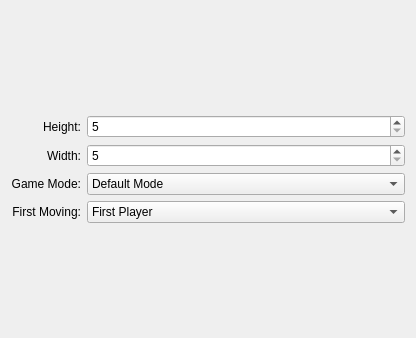
Old version of the form ui/newgamewidget.ui in the repository Ignotus/kdots.
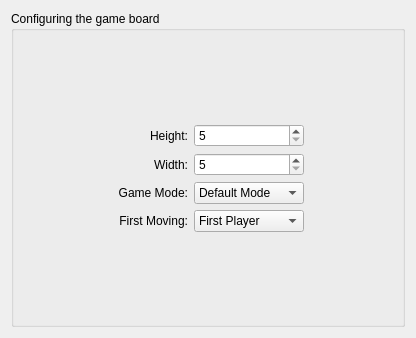
New version of the form. Custom widgets are drawn as their Qt base class.

```diff
--- a/ui/newgamewidget.ui
+++ b/ui/newgamewidget.ui
@@ -14,7 +14,13 @@
    <string>New Game</string>
   </property>
   <layout class="QGridLayout" name="gridLayout_2">
-   <item row="3" column="1">
+   <item row="0" column="0" colspan="3">
+    <widget class="QGroupBox" name="groupBox">
+     <property name="title">
+      <string>Configuring the game board</string>
+     </property>
+     <layout class="QGridLayout" name="gridLayout">
+      <item row="4" column="3">
     <widget class="KComboBox" name="GameMode">
      <property name="autoCompletion">
       <bool>false</bool>
@@ -31,54 +37,7 @@
      </item>
     </widget>
    </item>
-   <item row="1" column="0">
-    <widget class="QLabel" name="label">
-     <property name="text">
-      <string>Height:</string>
-     </property>
-     <property name="alignment">
-      <set>Qt::AlignRight|Qt::AlignTrailing|Qt::AlignVCenter</set>
-     </property>
-    </widget>
-   </item>
-   <item row="5" column="1">
-    <spacer name="horizontalSpacer">
-     <property name="orientation">
-      <enum>Qt::Horizontal</enum>
-     </property>
-     <property name="sizeHint" stdset="0">
-      <size>
-       <width>40</width>
-       <height>20</height>
-      </size>
-     </property>
-    </spacer>
-   </item>
-   <item row="2" column="1">
-    <widget class="QSpinBox" name="WidthSpinBox">
-     <property name="minimum">
-      <number>5</number>
-     </property>
-     <property name="maximum">
-      <number>40</number>
-     </property>
-    </widget>
-   </item>
-   <item row="4" column="1">
-    <widget class="KComboBox" name="FirstMoving">
-     <item>
-      <property name="text">
-       <string>First Player</string>
-      </property>
-     </item>
-     <item>
-      <property name="text">
-       <string>Second Player</string>
-      </property>
-     </item>
-    </widget>
-   </item>
-   <item row="5" column="0">
+      <item row="6" column="1">
     <spacer name="verticalSpacer">
      <property name="orientation">
       <enum>Qt::Vertical</enum>
@@ -91,7 +50,33 @@
      </property>
     </spacer>
    </item>
-   <item row="4" column="0">
+      <item row="5" column="0">
+       <spacer name="horizontalSpacer_2">
+        <property name="orientation">
+         <enum>Qt::Horizontal</enum>
+        </property>
+        <property name="sizeHint" stdset="0">
+         <size>
+          <width>40</width>
+          <height>20</height>
+         </size>
+        </property>
+       </spacer>
+      </item>
+      <item row="5" column="4">
+       <spacer name="horizontalSpacer">
+        <property name="orientation">
+         <enum>Qt::Horizontal</enum>
+        </property>
+        <property name="sizeHint" stdset="0">
+         <size>
+          <width>40</width>
+          <height>20</height>
+         </size>
+        </property>
+       </spacer>
+      </item>
+      <item row="5" column="1">
     <widget class="QLabel" name="label_4">
      <property name="text">
       <string>First Moving:</string>
@@ -101,7 +86,7 @@
      </property>
     </widget>
    </item>
-   <item row="3" column="0">
+      <item row="4" column="1">
     <widget class="QLabel" name="label_3">
      <property name="text">
       <string>Game Mode:</string>
@@ -111,7 +96,7 @@
      </property>
     </widget>
    </item>
-   <item row="1" column="1">
+      <item row="1" column="3">
     <widget class="QSpinBox" name="HeightSpinBox">
      <property name="minimum">
       <number>5</number>
@@ -121,7 +106,31 @@
      </property>
     </widget>
    </item>
-   <item row="2" column="0">
+      <item row="3" column="3">
+       <widget class="QSpinBox" name="WidthSpinBox">
+        <property name="minimum">
+         <number>5</number>
+        </property>
+        <property name="maximum">
+         <number>40</number>
+        </property>
+       </widget>
+      </item>
+      <item row="5" column="3">
+       <widget class="KComboBox" name="FirstMoving">
+        <item>
+         <property name="text">
+          <string>First Player</string>
+         </property>
+        </item>
+        <item>
+         <property name="text">
+          <string>Second Player</string>
+         </property>
+        </item>
+       </widget>
+      </item>
+      <item row="3" column="0" colspan="2">
     <widget class="QLabel" name="label_2">
      <property name="text">
       <string>Width:</string>
@@ -131,7 +140,17 @@
      </property>
     </widget>
    </item>
-   <item row="0" column="0">
+      <item row="1" column="1">
+       <widget class="QLabel" name="label">
+        <property name="text">
+         <string>Height:</string>
+        </property>
+        <property name="alignment">
+         <set>Qt::AlignRight|Qt::AlignTrailing|Qt::AlignVCenter</set>
+        </property>
+       </widget>
+      </item>
+      <item row="0" column="3">
     <spacer name="verticalSpacer_2">
      <property name="orientation">
       <enum>Qt::Vertical</enum>
@@ -143,6 +162,9 @@
       </size>
      </property>
     </spacer>
+      </item>
+     </layout>
+    </widget>
    </item>
   </layout>
  </widget>
```
Lines whose indentation alone changed are shown as unchanged.
